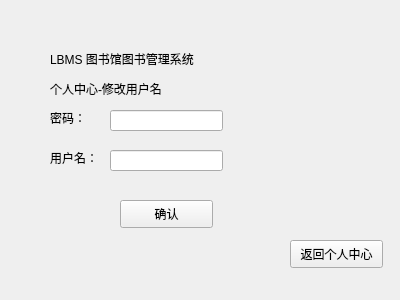
Above: LBMS/personal_change_name.ui from Foldblade/LBMS-CPP before the change. Below: the same form after it.
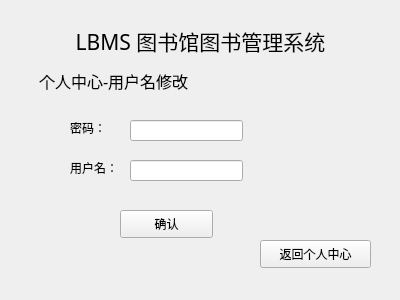
That is the form after the change. Icons and pictures are not drawn.

```diff
--- a/LBMS/personal_change_name.ui
+++ b/LBMS/personal_change_name.ui
@@ -13,39 +13,15 @@
   <property name="windowTitle">
    <string>personal_change_name</string>
   </property>
-  <widget class="QLabel" name="label">
-   <property name="geometry">
-    <rect>
-     <x>50</x>
-     <y>40</y>
-     <width>191</width>
-     <height>51</height>
-    </rect>
-   </property>
-   <property name="text">
-    <string>LBMS 图书馆图书管理系统
-</string>
-   </property>
-  </widget>
-  <widget class="QLabel" name="label_2">
-   <property name="geometry">
-    <rect>
-     <x>50</x>
-     <y>80</y>
-     <width>171</width>
-     <height>31</height>
-    </rect>
-   </property>
-   <property name="text">
-    <string>个人中心-修改用户名
-</string>
-   </property>
-  </widget>
+  <property name="windowIcon">
+   <iconset>
+    <normaloff>icon.ico</normaloff>icon.ico</iconset>
+  </property>
   <widget class="QLabel" name="label_3">
    <property name="geometry">
     <rect>
-     <x>50</x>
-     <y>110</y>
+     <x>70</x>
+     <y>120</y>
      <width>72</width>
      <height>15</height>
     </rect>
@@ -58,8 +34,8 @@
   <widget class="QLabel" name="label_4">
    <property name="geometry">
     <rect>
-     <x>50</x>
-     <y>150</y>
+     <x>70</x>
+     <y>160</y>
      <width>72</width>
      <height>15</height>
     </rect>
@@ -72,8 +48,8 @@
   <widget class="QLineEdit" name="passwd">
    <property name="geometry">
     <rect>
-     <x>110</x>
-     <y>110</y>
+     <x>130</x>
+     <y>120</y>
      <width>113</width>
      <height>21</height>
     </rect>
@@ -85,8 +61,8 @@
   <widget class="QLineEdit" name="username">
    <property name="geometry">
     <rect>
-     <x>110</x>
-     <y>150</y>
+     <x>130</x>
+     <y>160</y>
      <width>113</width>
      <height>21</height>
     </rect>
@@ -96,7 +72,7 @@
    <property name="geometry">
     <rect>
      <x>120</x>
-     <y>200</y>
+     <y>210</y>
      <width>93</width>
      <height>28</height>
     </rect>
@@ -108,9 +84,9 @@
   <widget class="QPushButton" name="return_2">
    <property name="geometry">
     <rect>
-     <x>290</x>
+     <x>260</x>
      <y>240</y>
-     <width>93</width>
+     <width>111</width>
      <height>28</height>
     </rect>
    </property>
@@ -118,6 +94,50 @@
     <string>返回个人中心</string>
    </property>
   </widget>
+  <widget class="QLabel" name="label">
+   <property name="geometry">
+    <rect>
+     <x>30</x>
+     <y>15</y>
+     <width>341</width>
+     <height>51</height>
+    </rect>
+   </property>
+   <property name="font">
+    <font>
+     <family>微软雅黑</family>
+     <pointsize>16</pointsize>
+    </font>
+   </property>
+   <property name="focusPolicy">
+    <enum>Qt::NoFocus</enum>
+   </property>
+   <property name="text">
+    <string>LBMS 图书馆图书管理系统</string>
+   </property>
+   <property name="alignment">
+    <set>Qt::AlignCenter</set>
+   </property>
+  </widget>
+  <widget class="QLabel" name="label_5">
+   <property name="geometry">
+    <rect>
+     <x>39</x>
+     <y>70</y>
+     <width>211</width>
+     <height>21</height>
+    </rect>
+   </property>
+   <property name="font">
+    <font>
+     <family>微软雅黑</family>
+     <pointsize>12</pointsize>
+    </font>
+   </property>
+   <property name="text">
+    <string>个人中心-用户名修改</string>
+   </property>
+  </widget>
  </widget>
  <layoutdefault spacing="6" margin="11"/>
  <resources/>
```
Left out of the diff: 2 changed lines with no effect on the pictures.
